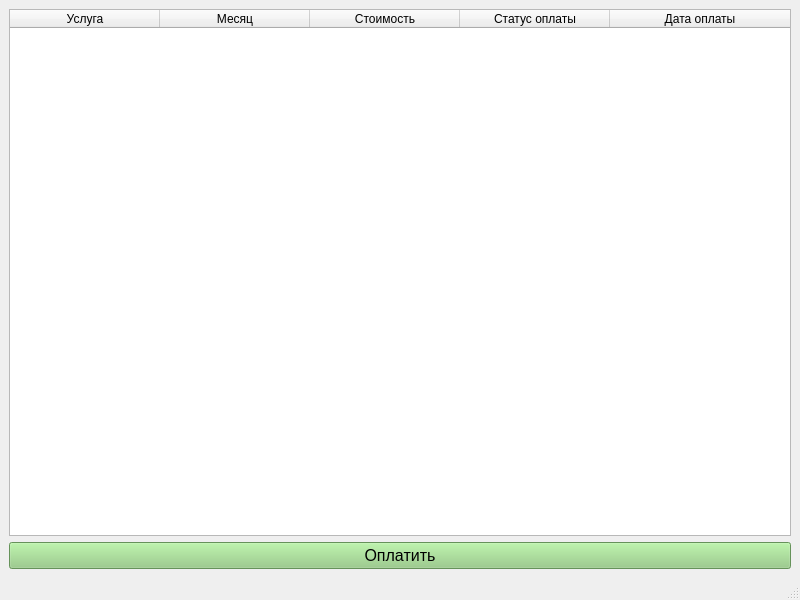
Old version of the form designs/table.ui in the repository k111liza/HOAP-project.
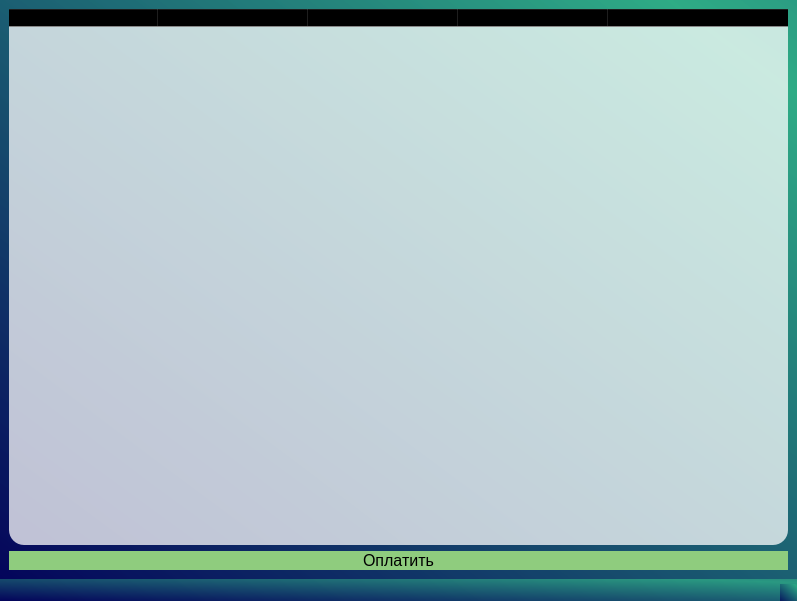
New version of the form.

```diff
--- a/designs/table.ui
+++ b/designs/table.ui
@@ -6,17 +6,24 @@
    <rect>
     <x>0</x>
     <y>0</y>
-    <width>800</width>
-    <height>600</height>
+    <width>797</width>
+    <height>601</height>
    </rect>
   </property>
   <property name="windowTitle">
    <string>MainWindow</string>
   </property>
+  <property name="styleSheet">
+   <string notr="true">background-color: qlineargradient(spread:reflect, x1:0, y1:1, x2:0.920455, y2:0.085, stop:0 rgba(0, 0, 88, 190), stop:1 rgba(43, 170, 132, 190));</string>
+  </property>
   <widget class="QWidget" name="centralwidget">
    <layout class="QVBoxLayout" name="verticalLayout">
     <item>
      <widget class="QTableWidget" name="tableWidget">
+      <property name="styleSheet">
+       <string notr="true">background-color: rgb(255, 255, 255, 190);
+border-radius: 15px;</string>
+      </property>
       <attribute name="horizontalHeaderCascadingSectionResizes">
        <bool>true</bool>
       </attribute>
@@ -67,7 +74,8 @@
        </font>
       </property>
       <property name="styleSheet">
-       <string notr="true">background-color: rgb(143, 204, 126);</string>
+       <string notr="true">background-color: rgb(143, 204, 126);
+border-radius: 15px;</string>
       </property>
       <property name="text">
        <string>Оплатить</string>
```
Left out of the diff: 2 changed lines with no effect on the pictures.
